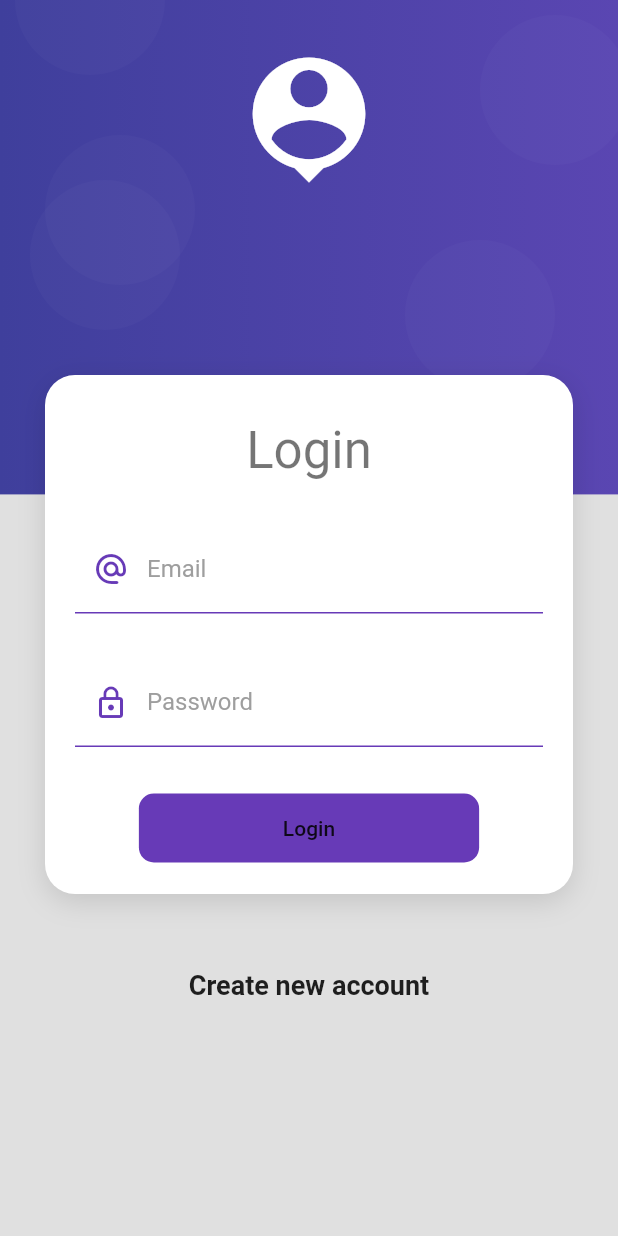
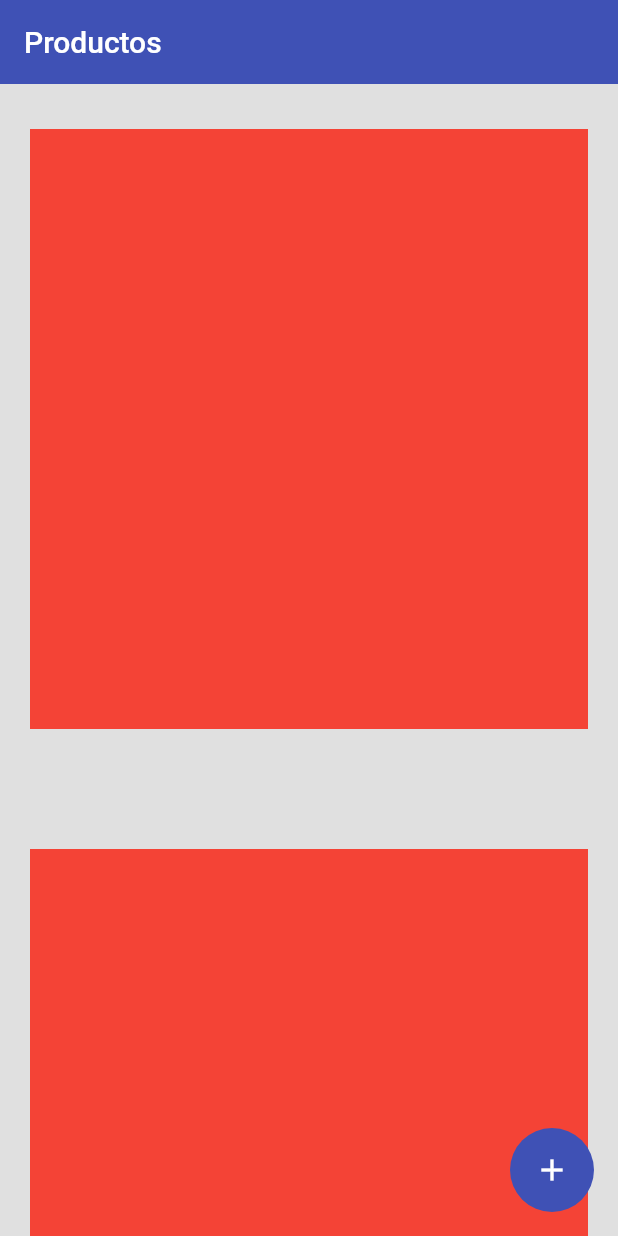
Before and after one commit to ivanpf/productos_app, a Flutter app: the screen it shows after launch, on a phone screen of 412 x 824 dp. Run offline on Flutter 3.47's test engine with Material 2 defaults, Android fonts, the phone set to English and light mode, and no system bars.

Commit message:
Pantalla de productos - Home Screen

```diff
--- a/lib/main.dart
+++ b/lib/main.dart
@@ -11,13 +11,18 @@ class MyApp extends StatelessWidget {
     return MaterialApp(
       debugShowCheckedModeBanner: false,
       title: 'Productos App',
-      initialRoute: 'login',
+      initialRoute: 'home',
       routes: {
         'login': (_) => const LoginScreen(),
         'home': (_) => const HomeScreen()
       },
-      theme:
-          ThemeData.light().copyWith(scaffoldBackgroundColor: Colors.grey[300]),
+      theme: ThemeData.light().copyWith(
+          scaffoldBackgroundColor: Colors.grey[300],
+          appBarTheme: const AppBarTheme(elevation: 0, color: Colors.indigo),
+          floatingActionButtonTheme: const FloatingActionButtonThemeData(
+            backgroundColor: Colors.indigo,
+            elevation: 0,
+          )),
     );
   }
 }
--- a/lib/providers/login_provider.dart
+++ b/lib/providers/login_provider.dart
@@ -1,12 +1,13 @@
 import 'package:flutter/material.dart';
 
 class LoginFormProvider extends ChangeNotifier {
-  GlobalKey<FormState> formKey = new GlobalKey<FormState>();
+  GlobalKey<FormState> formKey = GlobalKey<FormState>();
 
   String email = '';
   String pass = '';
   bool _isLoading = false;
 
+  // ignore: unnecessary_getters_setters
   bool get isLoading => _isLoading;
   set isLoading(bool value) {
     _isLoading = value;
--- a/lib/screens/home_screen.dart
+++ b/lib/screens/home_screen.dart
@@ -1,13 +1,21 @@
 import 'package:flutter/material.dart';
+import 'package:productos_app/widgets/widgets.dart';
 
 class HomeScreen extends StatelessWidget {
   const HomeScreen({Key? key}) : super(key: key);
 
   @override
   Widget build(BuildContext context) {
-    return const Scaffold(
-      body: Center(
-        child: Text('Home Screen'),
+    return Scaffold(
+      appBar: AppBar(
+        title: const Text('Productos'),
+      ),
+      body: ListView.builder(
+          itemBuilder: (BuildContext context, int index) =>
+              const ProductCard()),
+      floatingActionButton: FloatingActionButton(
+        onPressed: () {},
+        child: const Icon(Icons.add),
       ),
     );
   }
--- /dev/null
+++ b/lib/widgets/product_card.dart
@@ -0,0 +1,18 @@
+import 'package:flutter/material.dart';
+
+class ProductCard extends StatelessWidget {
+  const ProductCard({Key? key}) : super(key: key);
+
+  @override
+  Widget build(BuildContext context) {
+    return Padding(
+      padding: const EdgeInsets.symmetric(horizontal: 20),
+      child: Container(
+        margin: const EdgeInsets.only(top: 30, bottom: 50),
+        width: double.infinity,
+        height: 400,
+        color: Colors.red,
+      ),
+    );
+  }
+}
--- a/lib/widgets/widgets.dart
+++ b/lib/widgets/widgets.dart
@@ -1,2 +1,3 @@
+export 'package:productos_app/widgets/product_card.dart';
 export 'package:productos_app/widgets/card_container.dart';
 export 'package:productos_app/widgets/auth_background.dart';
```
